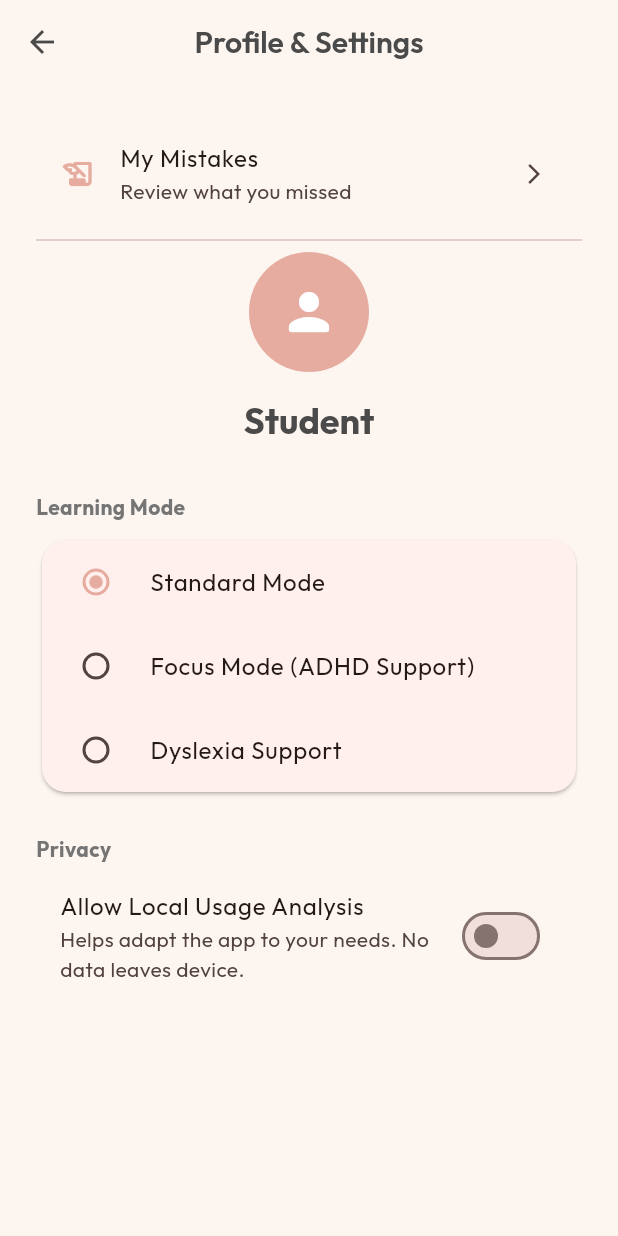
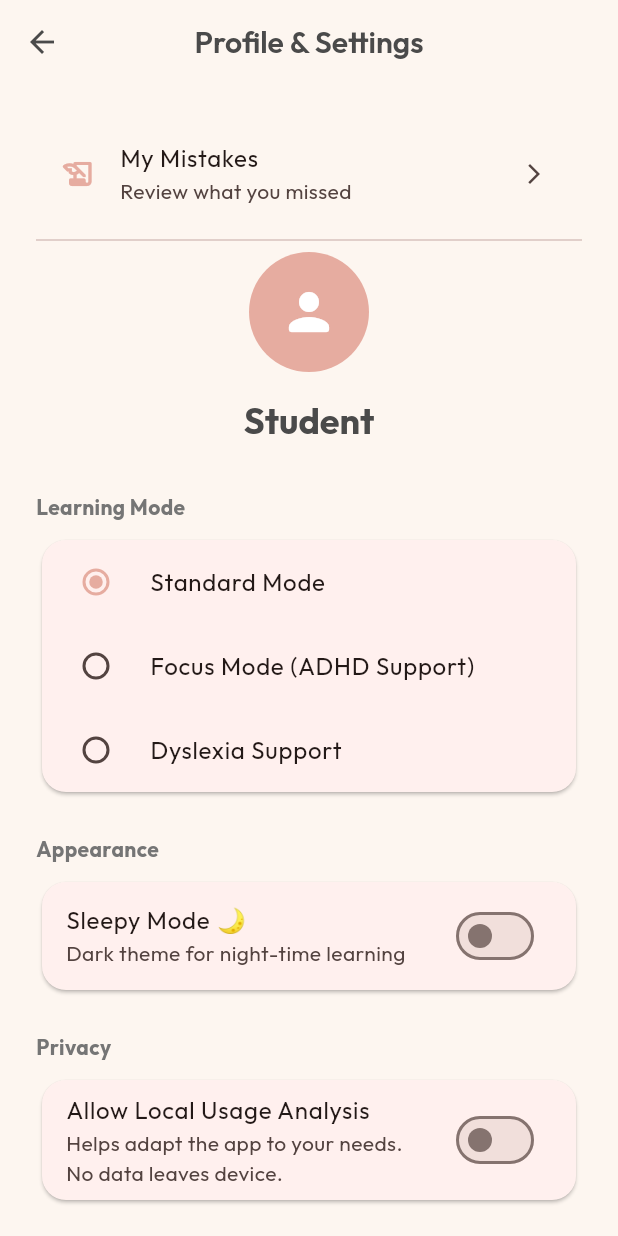
Before and after one commit to wailbentafat/kool, a Flutter app: the DashboardPage screen opened by its route, after a tap on "Profile", on a phone screen of 412 x 824 dp. Run offline on Flutter 3.47's test engine with Material 3 defaults, Android fonts, the light colour scheme and no system bars; our stand-ins replace flutter_animate, flutter_riverpod, flutter_tts, go_router, google_fonts, isar and 1 more; accounts and stored records are empty; generated files the repository leaves out were written again.

Commit message:
add dark theme but stil some err in the pages

```diff
--- a/kool/lib/app/app.dart
+++ b/kool/lib/app/app.dart
@@ -2,14 +2,21 @@ import 'package:flutter/material.dart';
 import '../core/router/app_router.dart';
 import 'theme/cozy_theme.dart';
 
-class LexiLearnApp extends StatelessWidget {
+import 'package:flutter_riverpod/flutter_riverpod.dart';
+import '../shared/providers/global_providers.dart';
+
+class LexiLearnApp extends ConsumerWidget {
   const LexiLearnApp({super.key});
 
   @override
-  Widget build(BuildContext context) {
+  Widget build(BuildContext context, WidgetRef ref) {
+    final themeMode = ref.watch(themeModeProvider);
+
     return MaterialApp.router(
       title: 'LexiLearn AI',
       theme: CozyTheme.light,
+      darkTheme: CozyTheme.dark,
+      themeMode: themeMode,
       routerConfig: appRouter,
     );
   }
--- a/kool/lib/features/dashboard/dashboard_page.dart
+++ b/kool/lib/features/dashboard/dashboard_page.dart
@@ -24,7 +24,9 @@ class DashboardPage extends ConsumerWidget {
     final streak = ref.watch(streakProvider);
 
     return Scaffold(
-      backgroundColor: CozyColors.background,
+      backgroundColor: Theme.of(
+        context,
+      ).scaffoldBackgroundColor, // Use theme background
       body: SafeArea(
         child: SingleChildScrollView(
           padding: const EdgeInsets.all(24.0),
@@ -50,131 +52,8 @@ class DashboardPage extends ConsumerWidget {
     );
   }
 
-  // ... (Header and Hero Card remain same)
-
-  Widget _buildExploreCourses(BuildContext context) {
-    final courses = [
-      {
-        'title': 'Ocean Life',
-        'color': CozyColors.secondary,
-        'icon': Icons.water_drop,
-      },
-      {'title': 'Dinosaurs', 'color': Colors.orange, 'icon': Icons.pets},
-      {
-        'title': 'Robotics',
-        'color': Colors.purple,
-        'icon': Icons.precision_manufacturing,
-      },
-      {'title': 'Art & Color', 'color': Colors.pink, 'icon': Icons.palette},
-    ];
-
-    return Column(
-      crossAxisAlignment: CrossAxisAlignment.start,
-      children: [
-        Text(
-          "Explore Courses",
-          style: Theme.of(context).textTheme.titleLarge?.copyWith(
-            fontWeight: FontWeight.bold,
-            color: CozyColors.textMain,
-          ),
-        ),
-        const SizedBox(height: 16),
-        SizedBox(
-          height: 160,
-          child: ListView.separated(
-            scrollDirection: Axis.horizontal,
-            itemCount: courses.length,
-            separatorBuilder: (_, __) => const SizedBox(width: 16),
-            itemBuilder: (context, index) {
-              final course = courses[index];
-              return Container(
-                width: 140,
-                padding: const EdgeInsets.all(16),
-                decoration: BoxDecoration(
-                  color: (course['color'] as Color).withOpacity(0.1),
-                  borderRadius: BorderRadius.circular(24),
-                  border: Border.all(
-                    color: (course['color'] as Color).withOpacity(0.3),
-                  ),
-                ),
-                child: Column(
-                  crossAxisAlignment: CrossAxisAlignment.start,
-                  children: [
-                    Container(
-                      padding: const EdgeInsets.all(8),
-                      decoration: BoxDecoration(
-                        color: Colors.white,
-                        shape: BoxShape.circle,
-                      ),
-                      child: Icon(
-                        course['icon'] as IconData,
-                        color: course['color'] as Color,
-                      ),
-                    ),
-                    const Spacer(),
-                    Text(
-                      course['title'] as String,
-                      style: const TextStyle(
-                        fontWeight: FontWeight.bold,
-                        fontSize: 16,
-                        color: CozyColors.textMain,
-                      ),
-                    ),
-                    const SizedBox(height: 4),
-                    Text(
-                      "Start",
-                      style: TextStyle(
-                        color: (course['color'] as Color),
-                        fontWeight: FontWeight.w600,
-                        fontSize: 14,
-                      ),
-                    ),
-                  ],
-                ),
-              ).animate().fadeIn(delay: (800 + (index * 100)).ms).slideX();
-            },
-          ),
-        ),
-      ],
-    );
-  }
-
-  Widget _buildDailyTip(BuildContext context) {
-    return Container(
-      padding: const EdgeInsets.all(24),
-      decoration: BoxDecoration(
-        color: CozyColors.primary.withOpacity(0.1),
-        borderRadius: BorderRadius.circular(32),
-        border: Border.all(color: CozyColors.primary.withOpacity(0.3)),
-      ),
-      child: Row(
-        children: [
-          const Text("💡", style: TextStyle(fontSize: 32)),
-          const SizedBox(width: 16),
-          Expanded(
-            child: Column(
-              crossAxisAlignment: CrossAxisAlignment.start,
-              children: [
-                const Text(
-                  "Did You Know?",
-                  style: TextStyle(
-                    fontWeight: FontWeight.bold,
-                    fontSize: 16,
-                    color: CozyColors.primaryDark,
-                  ),
-                ),
-                const SizedBox(height: 4),
-                const Text(
-                  "Octopuses have three hearts and blue blood!",
-                  style: TextStyle(color: CozyColors.textMain, fontSize: 14),
-                ),
-              ],
-            ),
-          ),
-        ],
-      ),
-    ).animate().fadeIn(delay: 1200.ms).scale();
-  }
+  // ... (Hero Card remains mostly same but check for text colors inside if needed)
+  // Skipping buildHeroLessonCard for now as it uses white text on Primary color which is fine in dark mode too.
 
   Widget _buildHeader(BuildContext context, LearningMode mode) {
     // Mascot selection based on mode/mood (Simple logic for now)
@@ -193,14 +72,14 @@ class DashboardPage extends ConsumerWidget {
               style: Theme.of(context).textTheme.headlineSmall?.copyWith(
                 fontWeight: FontWeight.bold,
                 fontFamily: 'Outfit', // Ensure rounded font
-                color: CozyColors.textMain,
+                // Color comes from Theme.textTheme
               ),
             ),
             const SizedBox(height: 8),
             Text(
               "Ready to learn something new?",
               style: Theme.of(context).textTheme.bodyMedium?.copyWith(
-                color: CozyColors.textSub,
+                // Color comes from Theme.textTheme
                 fontSize: 16,
               ),
             ),
@@ -341,6 +220,135 @@ class DashboardPage extends ConsumerWidget {
     );
   }
 
+  Widget _buildExploreCourses(BuildContext context) {
+    final courses = [
+      {
+        'title': 'Ocean Life',
+        'color': CozyColors.secondary,
+        'icon': Icons.water_drop,
+      },
+      {'title': 'Dinosaurs', 'color': Colors.orange, 'icon': Icons.pets},
+      {
+        'title': 'Robotics',
+        'color': Colors.purple,
+        'icon': Icons.precision_manufacturing,
+      },
+      {'title': 'Art & Color', 'color': Colors.pink, 'icon': Icons.palette},
+    ];
+
+    return Column(
+      crossAxisAlignment: CrossAxisAlignment.start,
+      children: [
+        Text(
+          "Explore Courses",
+          style: Theme.of(context).textTheme.titleLarge?.copyWith(
+            fontWeight: FontWeight.bold,
+            // Color handled by Theme
+          ),
+        ),
+        const SizedBox(height: 16),
+        SizedBox(
+          height: 160,
+          child: ListView.separated(
+            scrollDirection: Axis.horizontal,
+            itemCount: courses.length,
+            separatorBuilder: (_, __) => const SizedBox(width: 16),
+            itemBuilder: (context, index) {
+              final course = courses[index];
+              return Container(
+                width: 140,
+                padding: const EdgeInsets.all(16),
+                decoration: BoxDecoration(
+                  color: (course['color'] as Color).withOpacity(0.1),
+                  borderRadius: BorderRadius.circular(24),
+                  border: Border.all(
+                    color: (course['color'] as Color).withOpacity(0.3),
+                  ),
+                ),
+                child: Column(
+                  crossAxisAlignment: CrossAxisAlignment.start,
+                  children: [
+                    Container(
+                      padding: const EdgeInsets.all(8),
+                      decoration: BoxDecoration(
+                        color: Theme.of(
+                          context,
+                        ).cardColor, // Adaptive card color
+                        shape: BoxShape.circle,
+                      ),
+                      child: Icon(
+                        course['icon'] as IconData,
+                        color: course['color'] as Color,
+                      ),
+                    ),
+                    const Spacer(),
+                    Text(
+                      course['title'] as String,
+                      style: Theme.of(context).textTheme.bodyLarge?.copyWith(
+                        fontWeight: FontWeight.bold,
+                      ),
+                    ),
+                    const SizedBox(height: 4),
+                    Text(
+                      "Start",
+                      style: TextStyle(
+                        color: (course['color'] as Color),
+                        fontWeight: FontWeight.w600,
+                        fontSize: 14,
+                      ),
+                    ),
+                  ],
+                ),
+              ).animate().fadeIn(delay: (800 + (index * 100)).ms).slideX();
+            },
+          ),
+        ),
+      ],
+    );
+  }
+
+  Widget _buildDailyTip(BuildContext context) {
+    return Container(
+      padding: const EdgeInsets.all(24),
+      decoration: BoxDecoration(
+        color: CozyColors.primary.withOpacity(0.1),
+        borderRadius: BorderRadius.circular(32),
+        border: Border.all(color: CozyColors.primary.withOpacity(0.3)),
+      ),
+      child: Row(
+        children: [
+          const Text("💡", style: TextStyle(fontSize: 32)),
+          const SizedBox(width: 16),
+          Expanded(
+            child: Column(
+              crossAxisAlignment: CrossAxisAlignment.start,
+              children: [
+                Text(
+                  "Did You Know?",
+                  style: TextStyle(
+                    fontWeight: FontWeight.bold,
+                    fontSize: 16,
+                    color: Theme.of(context).colorScheme.primary,
+                  ),
+                ),
+                const SizedBox(height: 4),
+                Text(
+                  "Octopuses have three hearts and blue blood!",
+                  style: Theme.of(context).textTheme.bodyMedium,
+                ),
+              ],
+            ),
+          ),
+        ],
+      ),
+    ).animate().fadeIn(delay: 1200.ms).scale();
+  }
+
+  // Header was updated previously
+
+  // ... (Header already updated in previous step) - Wait, replace_file needs exact context.
+  // I need to be careful with StartLine/EndLine. I'll rely on TargetContent.
+
   Widget _buildStatCard(
     BuildContext context,
     String title,
@@ -352,7 +360,7 @@ class DashboardPage extends ConsumerWidget {
     return Container(
       padding: const EdgeInsets.all(16),
       decoration: BoxDecoration(
-        color: Colors.white,
+        color: Theme.of(context).cardColor, // Adaptive card color
         borderRadius: BorderRadius.circular(24),
         border: Border.all(color: color.withOpacity(0.2), width: 2),
       ),
@@ -362,18 +370,16 @@ class DashboardPage extends ConsumerWidget {
           const SizedBox(height: 8),
           Text(
             value,
-            style: TextStyle(
-              fontSize: 24,
+            style: Theme.of(context).textTheme.headlineSmall?.copyWith(
               fontWeight: FontWeight.bold,
-              color: CozyColors.textMain,
+              // Color adaptive
             ),
           ),
           Text(
             title,
-            style: const TextStyle(
-              fontSize: 14,
-              color: CozyColors.textSub,
+            style: Theme.of(context).textTheme.bodyMedium?.copyWith(
               fontWeight: FontWeight.w500,
+              // Color adaptive
             ),
           ),
         ],
@@ -389,7 +395,7 @@ class DashboardPage extends ConsumerWidget {
           "Quick Actions",
           style: Theme.of(context).textTheme.titleLarge?.copyWith(
             fontWeight: FontWeight.bold,
-            color: CozyColors.textMain,
+            // Color handled by Theme
           ),
         ),
         const SizedBox(height: 16),
@@ -450,10 +456,9 @@ class DashboardPage extends ConsumerWidget {
           const SizedBox(height: 8),
           Text(
             label,
-            style: const TextStyle(
-              fontWeight: FontWeight.bold,
-              color: CozyColors.textMain,
-            ),
+            style: Theme.of(
+              context,
+            ).textTheme.bodyMedium?.copyWith(fontWeight: FontWeight.bold),
           ),
         ],
       ),
--- a/kool/lib/features/profile/profile_page.dart
+++ b/kool/lib/features/profile/profile_page.dart
@@ -115,6 +115,33 @@ class ProfilePage extends ConsumerWidget {
               ],
             ),
           ),
+          const SizedBox(height: 24),
+
+          // Appearance Settings
+          const Text(
+            "Appearance",
+            style: TextStyle(
+              fontWeight: FontWeight.bold,
+              color: CozyColors.textSub,
+            ),
+          ),
+          const SizedBox(height: 8),
+          Card(
+            shape: RoundedRectangleBorder(
+              borderRadius: BorderRadius.circular(16),
+            ),
+            child: SwitchListTile(
+              title: const Text("Sleepy Mode 🌙"),
+              subtitle: const Text("Dark theme for night-time learning"),
+              value: ref.watch(themeModeProvider) == ThemeMode.dark,
+              activeThumbColor: CozyColors.accent,
+              onChanged: (isDark) {
+                final newMode = isDark ? ThemeMode.dark : ThemeMode.light;
+                ref.read(themeModeProvider.notifier).state = newMode;
+                ref.read(userPreferencesServiceProvider).setThemeMode(newMode);
+              },
+            ),
+          ),
 
           const SizedBox(height: 24),
           const Text(
@@ -125,17 +152,22 @@ class ProfilePage extends ConsumerWidget {
             ),
           ),
           const SizedBox(height: 8),
-          SwitchListTile(
+          Card(
+            shape: RoundedRectangleBorder(
+              borderRadius: BorderRadius.circular(16),
+            ),
+            child: SwitchListTile(
               value: consent,
               title: const Text("Allow Local Usage Analysis"),
               subtitle: const Text(
                 "Helps adapt the app to your needs. No data leaves device.",
               ),
-            activeThumbColor: CozyColors.success,
+              activeColor: CozyColors.success,
               onChanged: (val) {
                 ref.read(userConsentProvider.notifier).state = val;
                 ref.read(userPreferencesServiceProvider).setUserConsent(val);
               },
+            ),
           ),
         ],
       ),
--- a/kool/lib/shared/providers/global_providers.dart
+++ b/kool/lib/shared/providers/global_providers.dart
@@ -1,3 +1,4 @@
+import 'package:flutter/material.dart';
 import 'package:flutter_riverpod/flutter_riverpod.dart';
 import '../services/user_preferences_service.dart';
 import '../../features/mode_detection/models/learning_mode.dart';
@@ -15,5 +16,9 @@ final learningModeProvider = StateProvider<LearningMode>((ref) {
   return ref.watch(userPreferencesServiceProvider).learningMode;
 });
 
+final themeModeProvider = StateProvider<ThemeMode>((ref) {
+  return ref.watch(userPreferencesServiceProvider).themeMode;
+});
+
 /// Example provider for theme mode if we add dark mode later.
 /// Currently simpler to stick to one cozy theme or system default.
--- a/kool/lib/shared/services/user_preferences_service.dart
+++ b/kool/lib/shared/services/user_preferences_service.dart
@@ -1,3 +1,4 @@
+import 'package:flutter/material.dart';
 import 'package:flutter_riverpod/flutter_riverpod.dart';
 import 'package:shared_preferences/shared_preferences.dart';
 import '../../features/mode_detection/models/learning_mode.dart';
@@ -26,6 +27,16 @@ class UserPreferencesService {
 
   Future<void> setLearningMode(LearningMode mode) =>
       _prefs.setInt(_keyMode, mode.index);
+
+  static const _keyTheme = 'theme_mode'; // 0: System, 1: Light, 2: Dark
+
+  ThemeMode get themeMode {
+    final index = _prefs.getInt(_keyTheme) ?? 0;
+    return ThemeMode.values[index];
+  }
+
+  Future<void> setThemeMode(ThemeMode mode) =>
+      _prefs.setInt(_keyTheme, mode.index);
 }
 
 final sharedPreferencesProvider = Provider<SharedPreferences>((ref) {
```
Also changed, not shown: kool/lib/app/theme/cozy_theme.dart (+51 -0 lines). Lines whose indentation alone changed are shown as unchanged.
